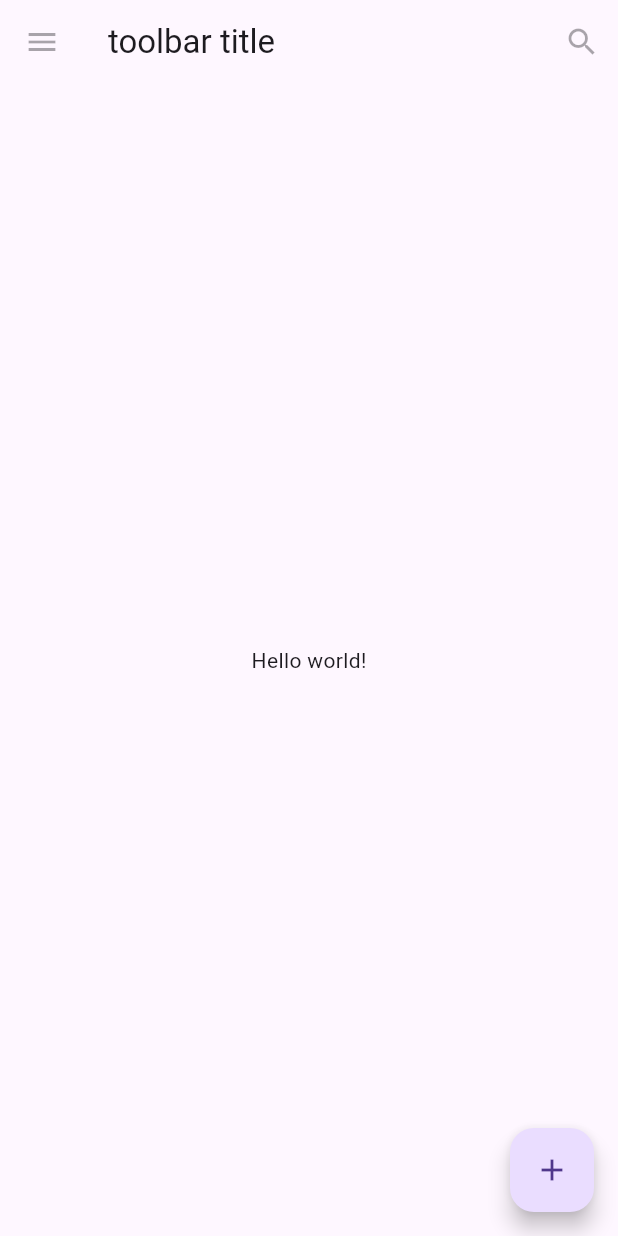
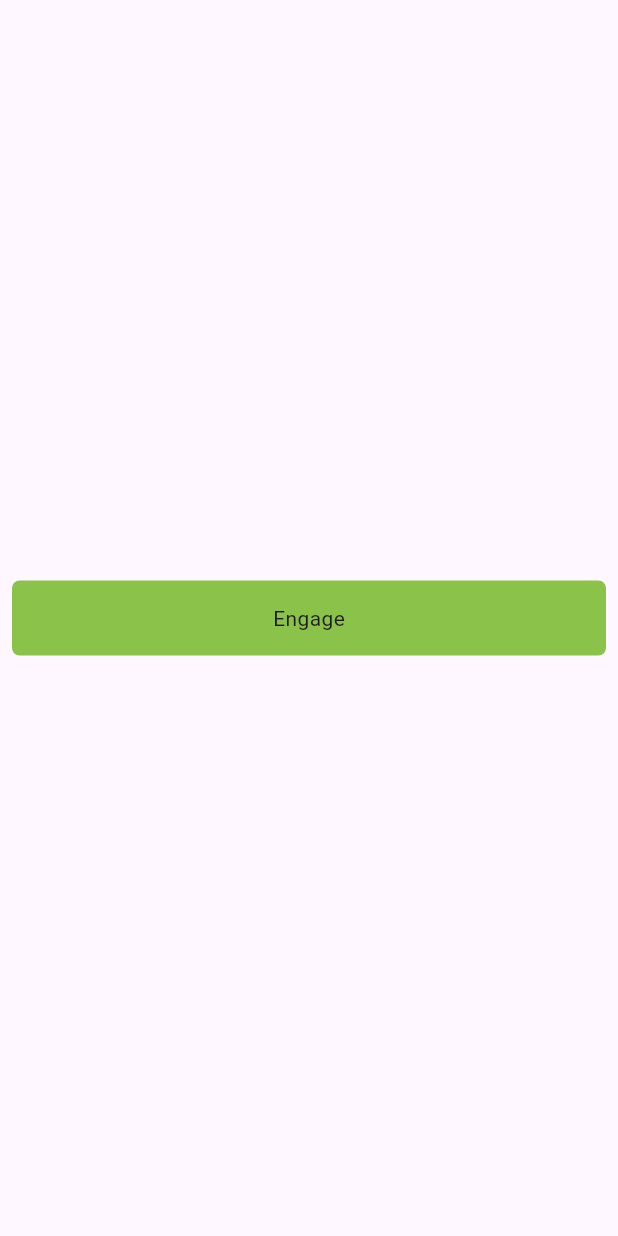
Before and after one commit to javalue/FlutterStudyDemo, a Flutter app: the screen it shows after launch, on a phone screen of 412 x 824 dp. Run offline on Flutter 3.47's test engine with Material 3 defaults, Android fonts, the phone set to English and light mode, and no system bars.

Commit message:
feat:处理手势

```diff
--- a/lib/main.dart
+++ b/lib/main.dart
@@ -1,25 +1,32 @@
 import 'package:flutter/material.dart';
 
 void main() {
-  runApp(const MaterialApp(title: "Flutter Tutorial", home: TutorialHome()));
+  runApp(
+    const MaterialApp(
+      title: "Flutter Tutorial",
+      home: Scaffold(body: Center(child: MyButton())),
+    ),
+  );
 }
 
-class TutorialHome extends StatelessWidget {
-  const TutorialHome({super.key});
+class MyButton extends StatelessWidget {
+  const MyButton({super.key});
 
   @override
   Widget build(BuildContext context) {
-    return Scaffold(
-      appBar: AppBar(
-        leading: const IconButton(onPressed: null, icon: Icon(Icons.menu)),
-        title: const Text("toolbar title"),
-        actions: [IconButton(onPressed: null, icon: Icon(Icons.search))],
-      ),
-      body: const Center(child: Text("Hello world!")),
-      floatingActionButton: const FloatingActionButton(
-        onPressed: null,
-        tooltip: "Add",
-        child: Icon(Icons.add),
+    return GestureDetector(
+      onTap: () {
+        print("MyButton was tapped!");
+      },
+      child: Container(
+        height: 50,
+        padding: const EdgeInsets.all(8),
+        margin: const EdgeInsets.symmetric(horizontal: 8),
+        decoration: BoxDecoration(
+          borderRadius: BorderRadius.circular(5),
+          color: Colors.lightGreen[500],
+        ),
+        child: const Center(child: Text("Engage")),
       ),
     );
   }
```
